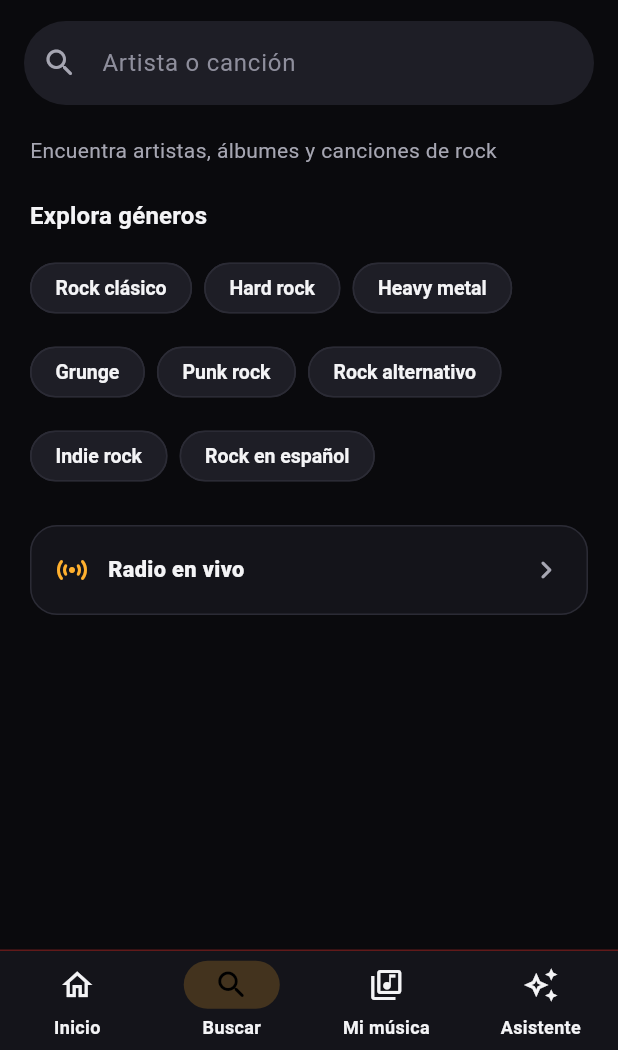
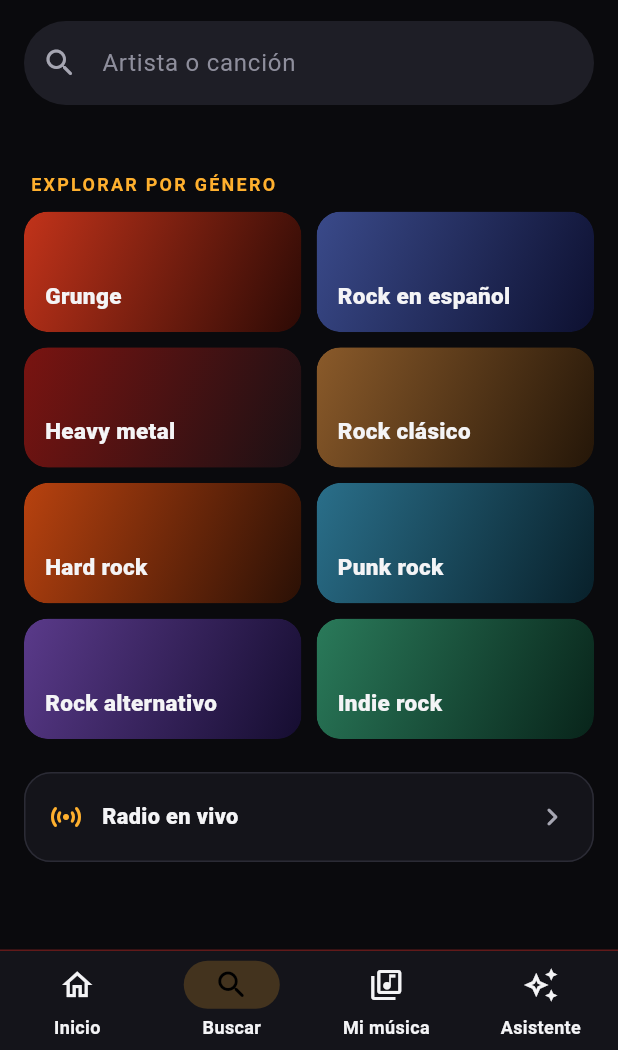
Before and after one commit to hossa2016/rockplay-ia, a Flutter app: the screen it shows after launch, item 2 of the bottom bar chosen, on a phone screen of 412 x 824 dp, the part 186-1236 px from its top. Run offline on Flutter 3.47's test engine with Material 3 defaults, Android fonts, the phone set to English and light mode, and no system bars; our stand-ins replace audio_service, just_audio, permission_handler, rxdart, shared_preferences, webview_flutter and 1 more; missing offline and left inert: audio_session, flutter_inappwebview, webview_flutter_android, youtube_explode_dart; network calls fail.

Commit message:
Buscar: géneros en cuadros de color y recientes como chips del prototipo
Co-Authored-By: Claude Sonnet 5.5 <noreply@anthropic.com>
Claude-Session: https://claude.ai/code/session_01D8asjfwzuiLw5L99b4mUwi

```diff
--- a/lib/screens/search_screen.dart
+++ b/lib/screens/search_screen.dart
@@ -139,51 +139,102 @@ class _SearchScreenState extends State<SearchScreen> {
     _search();
   }
 
+  static const List<List<Object>> _tiles = [
+    ['Grunge', Color(0xFFC2331A), Color(0xFF2C0A05)],
+    ['Rock en español', Color(0xFF3A4A8A), Color(0xFF0D1030)],
+    ['Heavy metal', Color(0xFF7A1411), Color(0xFF1A1014)],
+    ['Rock clásico', Color(0xFF8A5A2A), Color(0xFF241608)],
+    ['Hard rock', Color(0xFFB8420F), Color(0xFF2A1005)],
+    ['Punk rock', Color(0xFF2A6F8A), Color(0xFF08202A)],
+    ['Rock alternativo', Color(0xFF5A3A8A), Color(0xFF150D30)],
+    ['Indie rock', Color(0xFF2A7A5A), Color(0xFF08241A)],
+  ];
+
+  Widget _label(String t) => Padding(
+        padding: const EdgeInsets.only(left: 4, bottom: 10),
+        child: Text(t,
+            style: const TextStyle(
+                fontSize: 12,
+                letterSpacing: 1.5,
+                fontWeight: FontWeight.w700,
+                color: AppColors.amber)),
+      );
+
+  Widget _genreTile(List<Object> t) {
+    return Material(
+      color: Colors.transparent,
+      borderRadius: BorderRadius.circular(16),
+      clipBehavior: Clip.antiAlias,
+      child: Ink(
+        decoration: BoxDecoration(
+          borderRadius: BorderRadius.circular(16),
+          gradient: LinearGradient(
+            begin: Alignment.topLeft,
+            end: Alignment.bottomRight,
+            colors: [t[1] as Color, t[2] as Color],
+          ),
+        ),
+        child: InkWell(
+          onTap: () => _useSuggestion(t[0] as String),
+          child: Container(
+            alignment: Alignment.bottomLeft,
+            padding: const EdgeInsets.all(14),
+            child: Text(t[0] as String,
+                style:
+                    const TextStyle(fontWeight: FontWeight.w800, fontSize: 15)),
+          ),
+        ),
+      ),
+    );
+  }
+
   Widget _intro() {
     return ListView(
-      padding: const EdgeInsets.fromLTRB(20, 8, 20, 24),
+      padding: const EdgeInsets.fromLTRB(16, 8, 16, 24),
       children: [
-        Text(
-          widget.intro,
-          style: const TextStyle(color: AppColors.textDim, height: 1.4),
-        ),
         if (_history.isNotEmpty) ...[
-          const SizedBox(height: 22),
+          const SizedBox(height: 10),
           Row(
             children: [
-              Expanded(
-                child: Text('Búsquedas recientes',
-                    style: Theme.of(context).textTheme.titleMedium),
-              ),
+              Expanded(child: _label('RECIENTES')),
               TextButton(
                   onPressed: _clearHistory, child: const Text('Borrar')),
             ],
           ),
-          const SizedBox(height: 4),
           Wrap(
             spacing: 8,
             runSpacing: 8,
             children: [
               for (final h in _history)
-                ActionChip(
-                  avatar: const Icon(Icons.history_rounded, size: 16),
-                  label: Text(h),
-                  onPressed: () => _useSuggestion(h),
+                Material(
+                  color: AppColors.surfaceHigh,
+                  shape: const StadiumBorder(
+                      side: BorderSide(color: AppColors.outline)),
+                  child: InkWell(
+                    customBorder: const StadiumBorder(),
+                    onTap: () => _useSuggestion(h),
+                    child: Padding(
+                      padding: const EdgeInsets.symmetric(
+                          horizontal: 14, vertical: 10),
+                      child: Text(h,
+                          style: const TextStyle(
+                              fontSize: 13, fontWeight: FontWeight.w600)),
+                    ),
+                  ),
                 ),
             ],
           ),
         ],
-        const SizedBox(height: 22),
-        Text('Explora géneros',
-            style: Theme.of(context).textTheme.titleMedium),
-        const SizedBox(height: 12),
-        Wrap(
-          spacing: 8,
-          runSpacing: 8,
-          children: [
-            for (final s in _suggestions)
-              ActionChip(label: Text(s), onPressed: () => _useSuggestion(s)),
-          ],
+        const SizedBox(height: 24),
+        _label('EXPLORAR POR GÉNERO'),
+        GridView.count(
+          crossAxisCount: 2,
+          shrinkWrap: true,
+          physics: const NeverScrollableScrollPhysics(),
+          mainAxisSpacing: 10,
+          crossAxisSpacing: 10,
+          childAspectRatio: 2.3,
+          children: [for (final t in _tiles) _genreTile(t)],
         ),
         const SizedBox(height: 22),
         Material(
```
